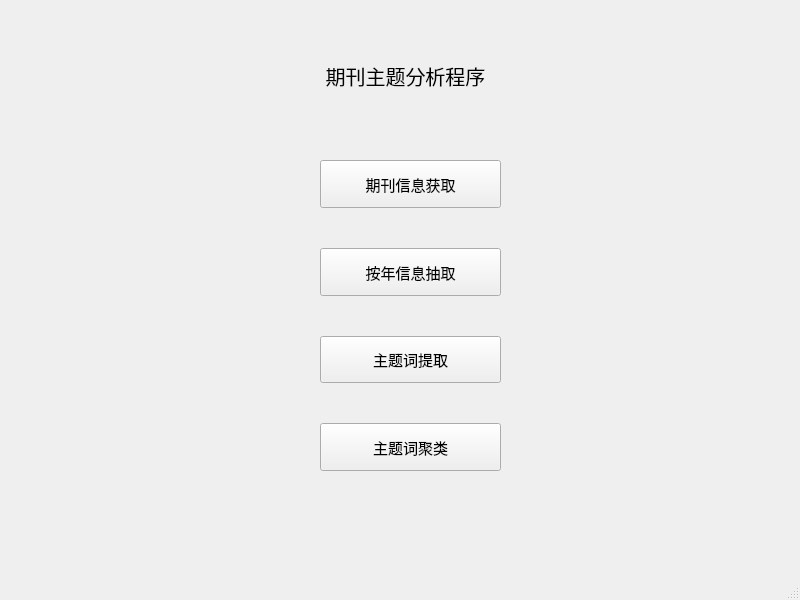
Above: view/ui_main_window.ui from ZUCCBBQ/Ocean before the change. Below: the same form after it.
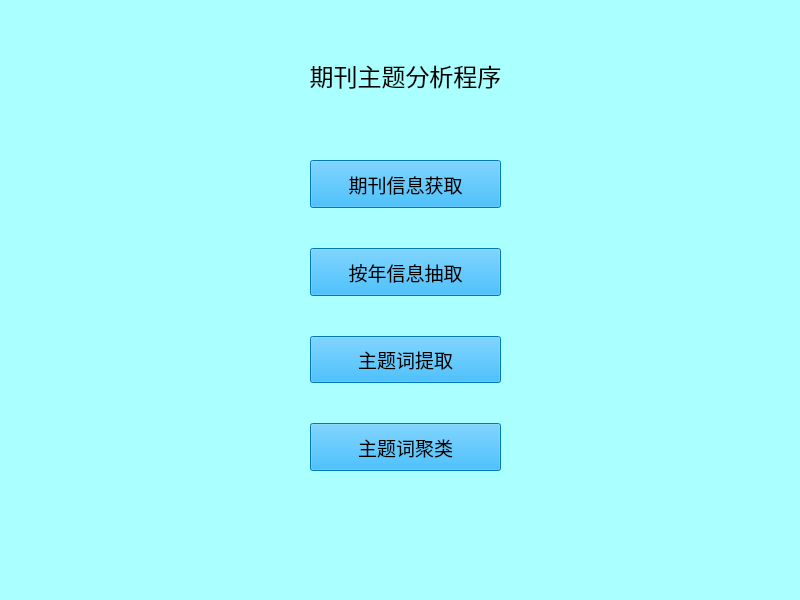
That is the form after the change.

```diff
--- a/view/ui_main_window.ui
+++ b/view/ui_main_window.ui
@@ -13,13 +13,17 @@
   <property name="windowTitle">
    <string>期刊主题分析程序</string>
   </property>
+  <property name="styleSheet">
+   <string notr="true">background-color: rgb(170, 255, 255);
+font: 12pt &quot;楷体&quot;;</string>
+  </property>
   <widget class="QWidget" name="centralwidget">
    <widget class="QWidget" name="layoutWidget">
     <property name="geometry">
      <rect>
-      <x>290</x>
+      <x>280</x>
       <y>130</y>
-      <width>241</width>
+      <width>251</width>
       <height>371</height>
      </rect>
     </property>
@@ -52,15 +56,16 @@
        </property>
        <property name="font">
         <font>
-         <family>黑体</family>
-         <pointsize>11</pointsize>
+         <family>楷体</family>
+         <pointsize>14</pointsize>
          <weight>50</weight>
          <italic>false</italic>
          <bold>false</bold>
         </font>
        </property>
        <property name="styleSheet">
-        <string notr="true">font: 11pt &quot;黑体&quot;;</string>
+        <string notr="true">font: 14pt &quot;楷体&quot;;
+background-color: rgb(0, 170, 255);</string>
        </property>
        <property name="text">
         <string>期刊信息获取</string>
@@ -77,15 +82,16 @@
        </property>
        <property name="font">
         <font>
-         <family>黑体</family>
-         <pointsize>11</pointsize>
+         <family>楷体</family>
+         <pointsize>14</pointsize>
          <weight>50</weight>
          <italic>false</italic>
          <bold>false</bold>
         </font>
        </property>
        <property name="styleSheet">
-        <string notr="true">font: 11pt &quot;黑体&quot;;</string>
+        <string notr="true">font: 14pt &quot;楷体&quot;;
+background-color: rgb(0, 170, 255);</string>
        </property>
        <property name="text">
         <string>按年信息抽取</string>
@@ -102,15 +108,16 @@
        </property>
        <property name="font">
         <font>
-         <family>黑体</family>
-         <pointsize>11</pointsize>
+         <family>楷体</family>
+         <pointsize>14</pointsize>
          <weight>50</weight>
          <italic>false</italic>
          <bold>false</bold>
         </font>
        </property>
        <property name="styleSheet">
-        <string notr="true">font: 11pt &quot;黑体&quot;;</string>
+        <string notr="true">font: 14pt &quot;楷体&quot;;
+background-color: rgb(0, 170, 255);</string>
        </property>
        <property name="text">
         <string>主题词提取</string>
@@ -127,15 +134,16 @@
        </property>
        <property name="font">
         <font>
-         <family>黑体</family>
-         <pointsize>11</pointsize>
+         <family>楷体</family>
+         <pointsize>14</pointsize>
          <weight>50</weight>
          <italic>false</italic>
          <bold>false</bold>
         </font>
        </property>
        <property name="styleSheet">
-        <string notr="true">font: 11pt &quot;黑体&quot;;</string>
+        <string notr="true">font: 14pt &quot;楷体&quot;;
+background-color: rgb(0, 170, 255);</string>
        </property>
        <property name="text">
         <string>主题词聚类</string>
@@ -147,17 +155,24 @@
    <widget class="QLabel" name="uiLabel">
     <property name="geometry">
      <rect>
-      <x>310</x>
+      <x>280</x>
       <y>60</y>
-      <width>191</width>
+      <width>251</width>
       <height>31</height>
      </rect>
     </property>
     <property name="font">
      <font>
-      <pointsize>15</pointsize>
+      <family>楷体</family>
+      <pointsize>18</pointsize>
+      <weight>50</weight>
+      <italic>false</italic>
+      <bold>false</bold>
      </font>
     </property>
+    <property name="styleSheet">
+     <string notr="true">font: 18pt &quot;楷体&quot;;</string>
+    </property>
     <property name="text">
      <string>期刊主题分析程序</string>
     </property>
```
Left out of the diff: 2 changed lines with no effect on the pictures.
